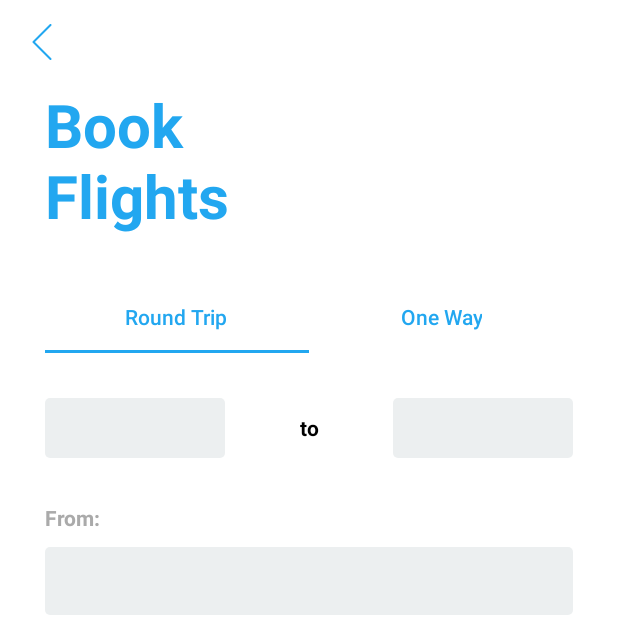
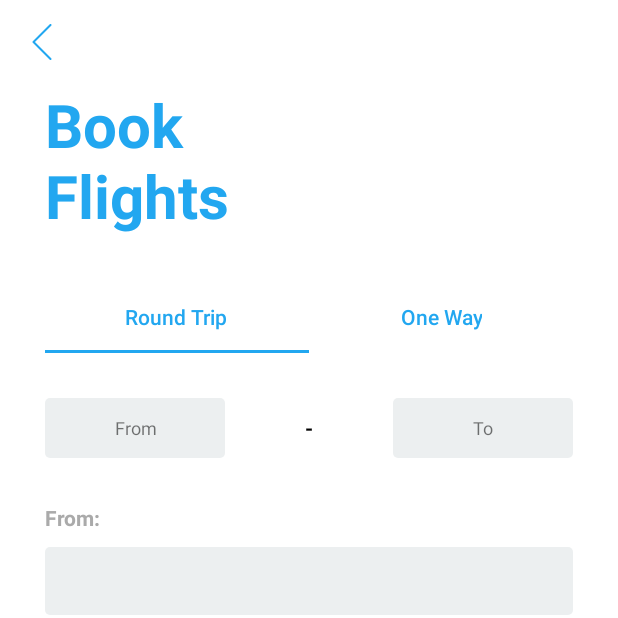
Before and after one commit to fashbot/flight_checker_app, an Android app: the screen it shows after launch (MainActivity), item 2 of the bottom bar chosen, on a phone screen of 412 x 824 dp, the top half of it. Run offline under Robolectric (Android 15) with nearby library versions, the phone set to English and light mode, and no system bars.

Commit message:
Update default text on date picker views

```diff
--- a/app/src/main/res/layout/round_trip_fragment.xml
+++ b/app/src/main/res/layout/round_trip_fragment.xml
@@ -13,7 +13,7 @@
             app:layout_constraintTop_toTopOf="parent"
             android:textAlignment="center"
             android:gravity="center"
-            tools:text="23 May 19"
+            android:text="From"
             android:textSize="12dp"
             android:background="@drawable/ic_spinner_background"
             app:layout_constraintStart_toStartOf="parent"
@@ -31,7 +31,7 @@
             app:layout_constraintTop_toTopOf="parent"
             app:layout_constraintStart_toEndOf="@+id/round_trip_from_spinner"
             app:layout_constraintEnd_toStartOf="@id/round_trip_to_spinner"
-            android:text="to"/>
+            android:text=" - "/>
 
     <TextView
             android:id="@+id/round_trip_to_spinner"
@@ -41,7 +41,7 @@
             app:layout_constraintEnd_toEndOf="parent"
             android:textAlignment="center"
             android:gravity="center"
-            tools:text="23 May 19"
+            android:text="To"
             android:textSize="12dp"
 
             android:layout_height="40dp"/>
```
